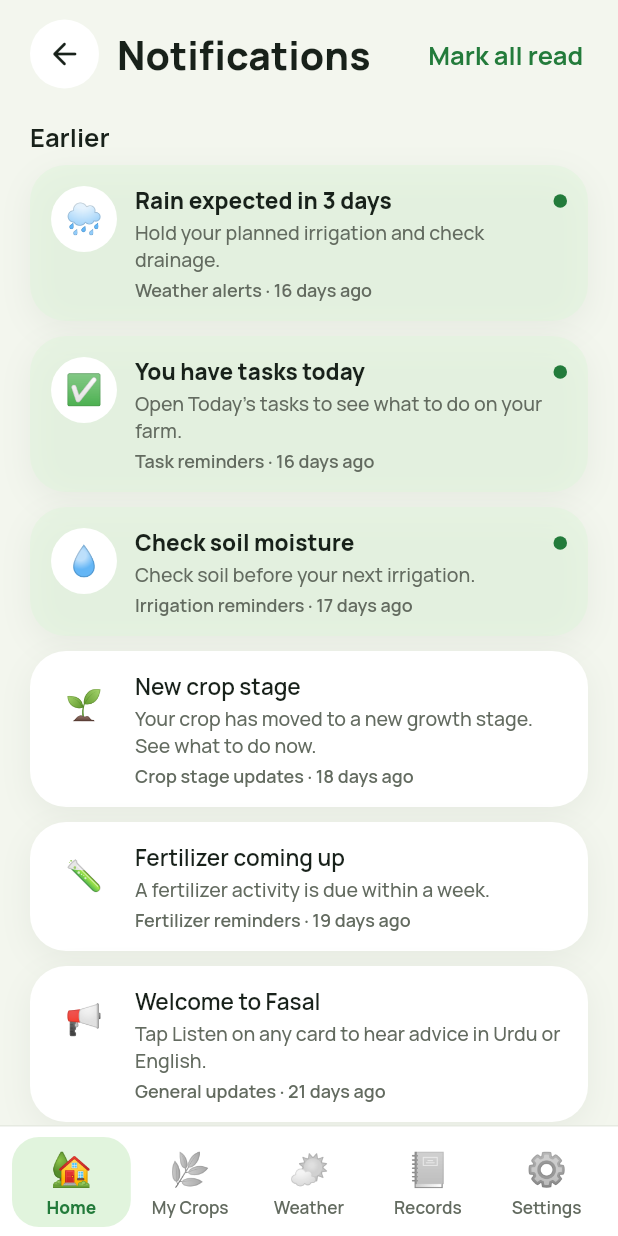
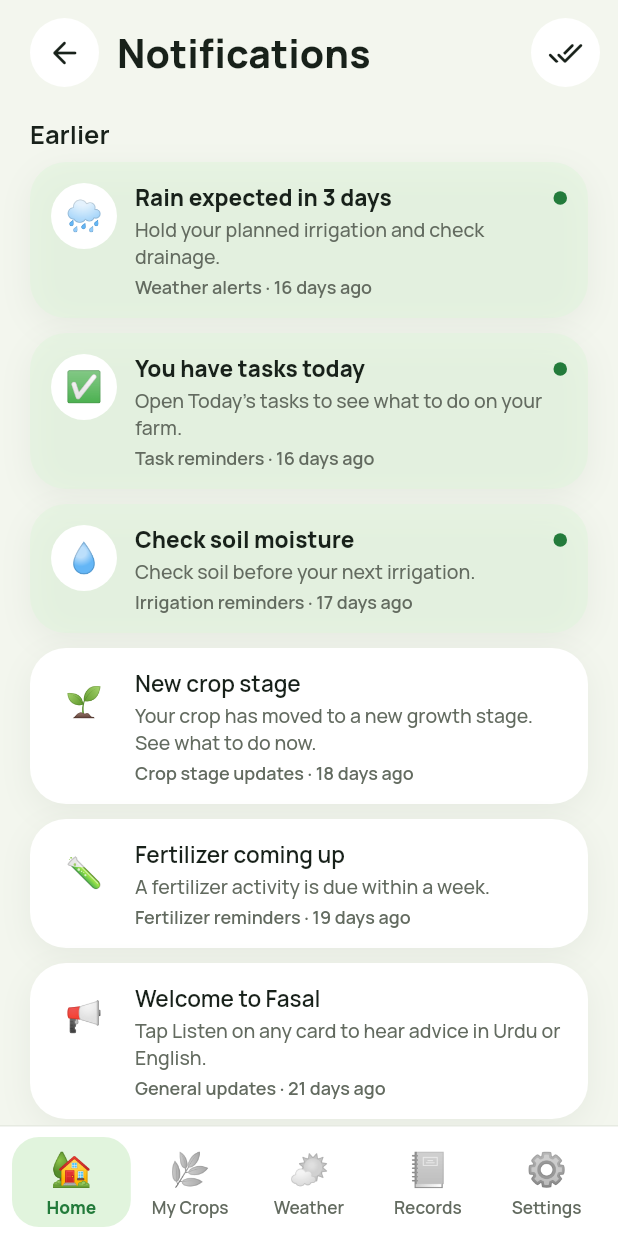
Before and after one commit to mamoonbintahir/FASAL, a Flutter app: the NotificationsScreen screen opened by its route, on a phone screen of 412 x 824 dp. Run offline on Flutter 3.47's test engine with Material 3 defaults, Android fonts, the phone set to English and light mode, and no system bars; our stand-ins replace dio, flutter_riverpod, flutter_secure_storage, flutter_tts, go_router, material_ui and 1 more; accounts and stored records are empty; statements that could not run were skipped.

Commit message:
Fix narrow-screen overflows (header actions, location button, advice actions, section links)
Co-Authored-By: Claude Opus 5.5 <noreply@anthropic.com>
Claude-Session: https://claude.ai/code/session_017rmkQTaLkakd7b65Kw2rvp

```diff
--- a/lib/core/widgets/basics.dart
+++ b/lib/core/widgets/basics.dart
@@ -137,7 +137,8 @@ class SectionTitle extends StatelessWidget {
         children: [
           Expanded(child: Text(title, style: t.titleLarge)),
           if (actionLabel != null && onAction != null)
-            TextButton(
+            Flexible(
+              child: TextButton(
                 onPressed: onAction,
                 style: TextButton.styleFrom(
                   foregroundColor: AppColors.primary,
@@ -146,7 +147,10 @@ class SectionTitle extends StatelessWidget {
                 ),
                 child: Text(
                   '$actionLabel ${dir == TextDirection.rtl ? '←' : '→'}',
+                  maxLines: 1,
+                  overflow: TextOverflow.ellipsis,
                   style: t.labelMedium?.copyWith(color: AppColors.primary, fontWeight: FontWeight.w700),
+                ),
               ),
             ),
         ],
--- a/lib/features/advice/advice_screen.dart
+++ b/lib/features/advice/advice_screen.dart
@@ -98,10 +98,12 @@ class _AdviceScreenState extends ConsumerState<AdviceScreen> {
                               const Gap(8),
                               Text(a.body.of(lang), style: t.bodyLarge),
                               const Gap(10),
-                              Row(
+                              Wrap(
+                                spacing: 10,
+                                runSpacing: 8,
+                                crossAxisAlignment: WrapCrossAlignment.center,
                                 children: [
                                   ListenButton(id: 'advice_${a.id}', text: LocalizedText.joinAll([a.title, a.body])),
-                                  const Spacer(),
                                   if (a.important)
                                     StatusBadge(s.importance(Importance.high), color: AppColors.warning, filled: false),
                                 ],
--- a/lib/features/notifications/notifications_screen.dart
+++ b/lib/features/notifications/notifications_screen.dart
@@ -36,10 +36,10 @@ class NotificationsScreen extends ConsumerWidget {
               backTooltip: s.back,
               actions: [
                 if (hasUnread)
-                  TextButton(
+                  HeaderIconButton(
+                    icon: Icons.done_all_rounded,
+                    tooltip: s.markAllRead,
                     onPressed: () => ref.read(notificationsProvider.notifier).markAllRead(),
-                    style: TextButton.styleFrom(minimumSize: const Size(48, 48)),
-                    child: Text(s.markAllRead),
                   ),
               ],
             ),
--- a/lib/features/weather/alerts_screen.dart
+++ b/lib/features/weather/alerts_screen.dart
@@ -49,10 +49,10 @@ class _AlertsScreenState extends ConsumerState<AlertsScreen> {
               backTooltip: s.back,
               actions: [
                 if (hasUnread)
-                  TextButton(
+                  HeaderIconButton(
+                    icon: Icons.done_all_rounded,
+                    tooltip: s.markAllRead,
                     onPressed: () => ref.read(alertsProvider.notifier).markAllRead(),
-                    style: TextButton.styleFrom(minimumSize: const Size(48, 48)),
-                    child: Text(s.markAllRead),
                   ),
               ],
             ),
```
Also changed, not shown: lib/features/settings/profile_screen.dart (+16 -2 lines), 1 other file. Lines whose indentation alone changed are shown as unchanged.
